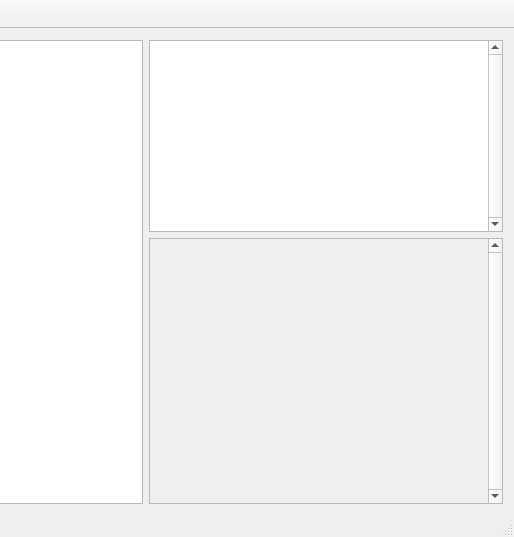
Old version of the form NewtonCore/mainwindow.ui in the repository jarednielson/NewtonEZ; both pictures show x 368 to 882 and y 0 to 537 of the 882 by 537 pixel window.
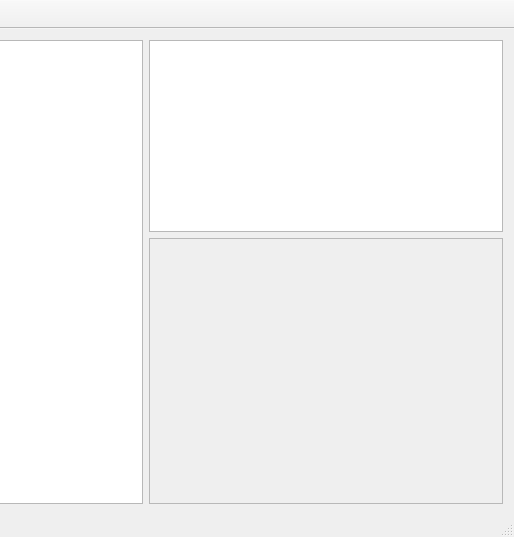
New version of the form. Custom widgets are drawn as their Qt base class.

Commit message: Minor layout optimizations

Patch:
```diff
--- a/NewtonCore/mainwindow.ui
+++ b/NewtonCore/mainwindow.ui
@@ -38,7 +38,7 @@
          </size>
         </property>
         <property name="verticalScrollBarPolicy">
-         <enum>Qt::ScrollBarAlwaysOn</enum>
+         <enum>Qt::ScrollBarAsNeeded</enum>
         </property>
         <property name="autoFormatting">
          <set>QTextEdit::AutoNone</set>
@@ -77,11 +77,11 @@
         <property name="maximumSize">
          <size>
           <width>500</width>
-          <height>500</height>
+          <height>750</height>
          </size>
         </property>
         <property name="verticalScrollBarPolicy">
-         <enum>Qt::ScrollBarAlwaysOn</enum>
+         <enum>Qt::ScrollBarAsNeeded</enum>
         </property>
         <property name="widgetResizable">
          <bool>true</bool>
@@ -91,8 +91,8 @@
           <rect>
            <x>0</x>
            <y>0</y>
-           <width>338</width>
-           <height>254</height>
+           <width>358</width>
+           <height>246</height>
           </rect>
          </property>
          <layout class="QVBoxLayout" name="verticalLayout_2">
```
